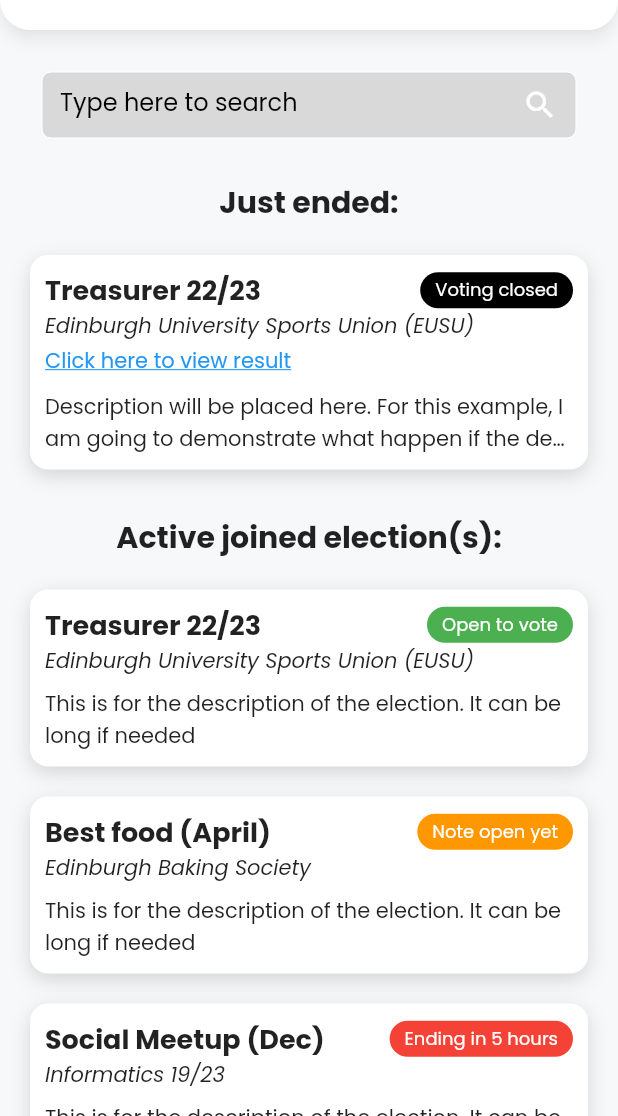
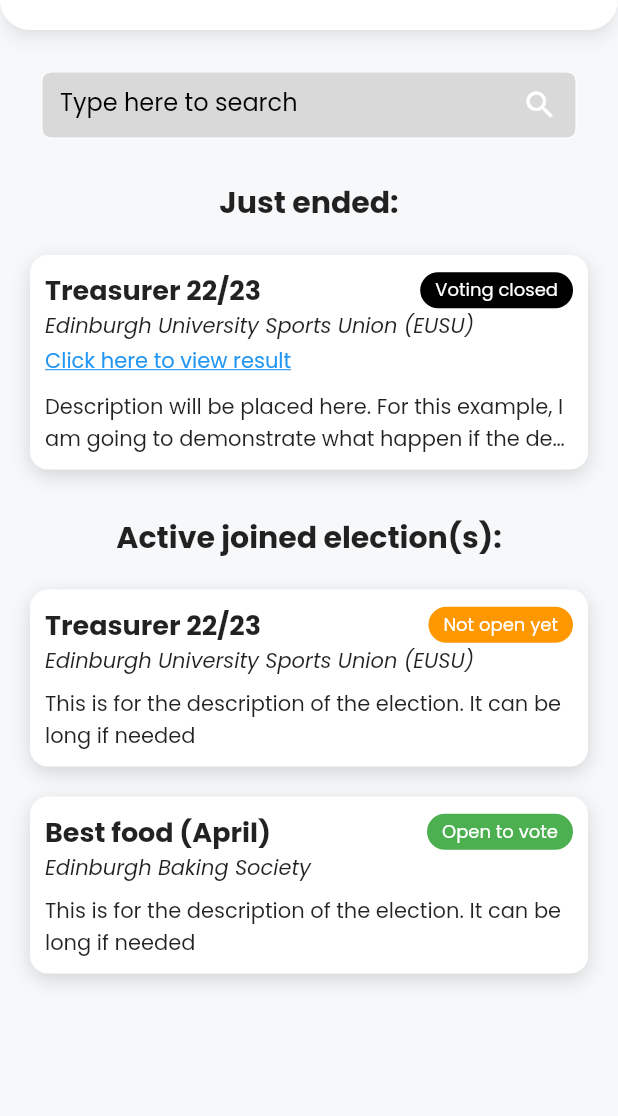
Before and after one commit to HafizuddinSharif/ecclesia_ui, a Flutter app: the screen it shows after launch, on a phone screen of 412 x 824 dp, the part 120-1236 px from its top. Run offline on Flutter 3.47's test engine with Material 2 defaults, Android fonts, the phone set to English and light mode, and no system bars; our stand-ins replace bloc, equatable, flutter_bloc, go_router, image_picker.

Commit message:
Election list rendered with dummy data

```diff
--- a/lib/client/screens/home.dart
+++ b/lib/client/screens/home.dart
@@ -23,7 +23,7 @@ class Home extends StatelessWidget {
   @override
   Widget build(BuildContext context) {
     return BlocProvider(
-      create: (context) => JoinedElectionsBloc()..add(LoadJoinedElection(Election.elections)),
+      create: (context) => JoinedElectionsBloc()..add(LoadJoinedElection()),
       child: Scaffold(
           backgroundColor: const Color.fromARGB(255, 246, 248, 250),
           appBar: const CustomAppBar(back: false, disableBackGuard: false, disableMenu: false),
@@ -92,11 +92,12 @@ class Home extends StatelessWidget {
                             padding: const EdgeInsets.only(bottom: 100),
                             itemCount: state.elections.length,
                             itemBuilder: (_, index) {
+                              Election key = state.elections.keys.elementAt(index);
                               return ElectionCard(
-                                electionTitle: state.elections[index].title,
-                                electionDescription: state.elections[index].description,
-                                electionOrganization: state.elections[index].organization,
-                                status: electionListDummy[index].status,
+                                electionTitle: key.title,
+                                electionDescription: key.description,
+                                electionOrganization: key.organization,
+                                status: state.elections[key]!,
                               );
                             },
                           ),
--- a/lib/client/widgets/election_card.dart
+++ b/lib/client/widgets/election_card.dart
@@ -17,7 +17,7 @@ class ElectionCard extends StatelessWidget {
   }) : super(key: key);
 
   final Map<ElectionStatusEnum, ElectionOverviewModel> electionCardOptions = {
-    ElectionStatusEnum.voteNotOpen: ElectionOverviewModel('Note open yet', Colors.orange),
+    ElectionStatusEnum.voteNotOpen: ElectionOverviewModel('Not open yet', Colors.orange),
     ElectionStatusEnum.voteOpen: ElectionOverviewModel('Open to vote', Colors.green),
     ElectionStatusEnum.voteEnding: ElectionOverviewModel('Ending in 5 hours', Colors.red),
     ElectionStatusEnum.voteClosed: ElectionOverviewModel('Voting closed', Colors.black),
--- a/lib/data/models/voter_model.dart
+++ b/lib/data/models/voter_model.dart
@@ -27,7 +27,6 @@ class Voter extends Equatable {
       joinedElections: {
         Election.elections[0]: ElectionStatusEnum.voteNotOpen,
         Election.elections[1]: ElectionStatusEnum.voteOpen,
-        Election.elections[2]: ElectionStatusEnum.castingBallot,
       },
     ),
     Voter(
--- a/lib/server/bloc/joined_elections_bloc.dart
+++ b/lib/server/bloc/joined_elections_bloc.dart
@@ -1,5 +1,7 @@
 import 'package:bloc/bloc.dart';
 import 'package:ecclesia_ui/data/models/election_model.dart';
+import 'package:ecclesia_ui/data/models/election_overview_model.dart';
+import 'package:ecclesia_ui/data/models/voter_model.dart';
 import 'package:equatable/equatable.dart';
 import 'package:flutter/material.dart';
 import 'package:flutter_bloc/flutter_bloc.dart';
@@ -12,32 +14,32 @@ class JoinedElectionsBloc extends Bloc<JoinedElectionsEvent, JoinedElectionsStat
     on<LoadJoinedElection>(
       (event, emit) async {
         await Future<void>.delayed(const Duration(seconds: 5));
-        emit(JoinedElectionsLoaded(elections: Election.elections));
+        emit(JoinedElectionsLoaded(elections: Voter.voters[0].joinedElections));
       },
     );
-    on<AddJoinedElection>(
-      (event, emit) {
-        if (state is JoinedElectionsLoaded) {
-          final state = this.state as JoinedElectionsLoaded;
-          emit(
-            JoinedElectionsLoaded(
-              elections: List.from(state.elections)..add(event.election),
-            ),
-          );
-        }
-      },
-    );
-    on<RemoveJoinedElection>(
-      (event, emit) {
-        if (state is JoinedElectionsLoaded) {
-          final state = this.state as JoinedElectionsLoaded;
-          emit(
-            JoinedElectionsLoaded(
-              elections: List.from(state.elections)..remove(event.election),
-            ),
-          );
-        }
-      },
-    );
+    // on<AddJoinedElection>(
+    //   (event, emit) {
+    //     if (state is JoinedElectionsLoaded) {
+    //       final state = this.state as JoinedElectionsLoaded;
+    //       emit(
+    //         JoinedElectionsLoaded(
+    //           elections: List.from(state.elections)..add(event.election),
+    //         ),
+    //       );
+    //     }
+    //   },
+    // );
+    // on<RemoveJoinedElection>(
+    //   (event, emit) {
+    //     if (state is JoinedElectionsLoaded) {
+    //       final state = this.state as JoinedElectionsLoaded;
+    //       emit(
+    //         JoinedElectionsLoaded(
+    //           elections: List.from(state.elections)..remove(event.election),
+    //         ),
+    //       );
+    //     }
+    //   },
+    // );
   }
 }
--- a/lib/server/bloc/joined_elections_event.dart
+++ b/lib/server/bloc/joined_elections_event.dart
@@ -7,29 +7,22 @@ abstract class JoinedElectionsEvent extends Equatable {
   List<Object> get props => [];
 }
 
-class LoadJoinedElection extends JoinedElectionsEvent {
-  final List<Election> election;
+class LoadJoinedElection extends JoinedElectionsEvent {}
 
-  const LoadJoinedElection(this.election);
+// class AddJoinedElection extends JoinedElectionsEvent {
+//   final Election election;
 
-  @override
-  List<Object> get props => [election];
-}
+//   const AddJoinedElection(this.election);
 
-class AddJoinedElection extends JoinedElectionsEvent {
-  final Election election;
+//   @override
+//   List<Object> get props => [election];
+// }
 
-  const AddJoinedElection(this.election);
+// class RemoveJoinedElection extends JoinedElectionsEvent {
+//   final Election election;
 
-  @override
-  List<Object> get props => [election];
-}
+//   const RemoveJoinedElection(this.election);
 
-class RemoveJoinedElection extends JoinedElectionsEvent {
-  final Election election;
-
-  const RemoveJoinedElection(this.election);
-
-  @override
-  List<Object> get props => [election];
-}
+//   @override
+//   List<Object> get props => [election];
+// }
--- a/lib/server/bloc/joined_elections_state.dart
+++ b/lib/server/bloc/joined_elections_state.dart
@@ -11,7 +11,7 @@ abstract class JoinedElectionsState extends Equatable {
 class JoinedElectionsInitial extends JoinedElectionsState {}
 
 class JoinedElectionsLoaded extends JoinedElectionsState {
-  final List<Election> elections;
+  final Map<Election, ElectionStatusEnum> elections;
 
   const JoinedElectionsLoaded({required this.elections});
 
```
